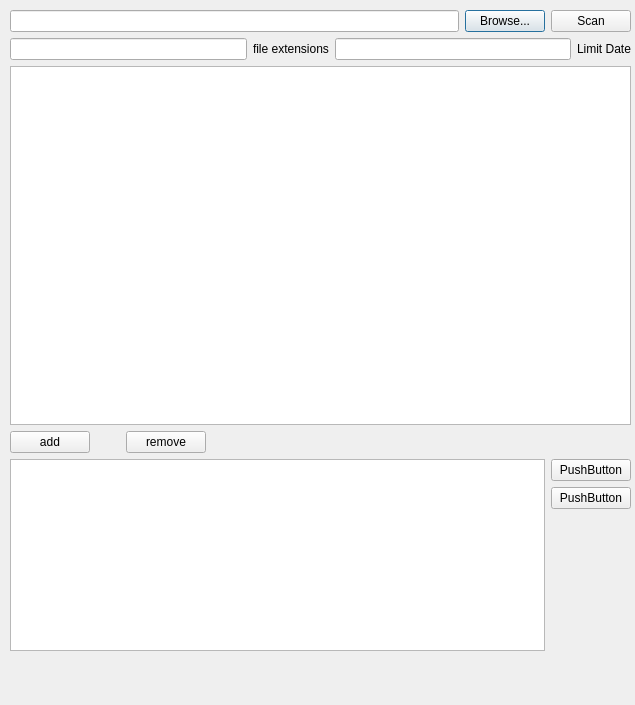
First picture: the form in cache_deleter_designer_ui.ui, repository Matth-D/cache_deleter, before the edit.
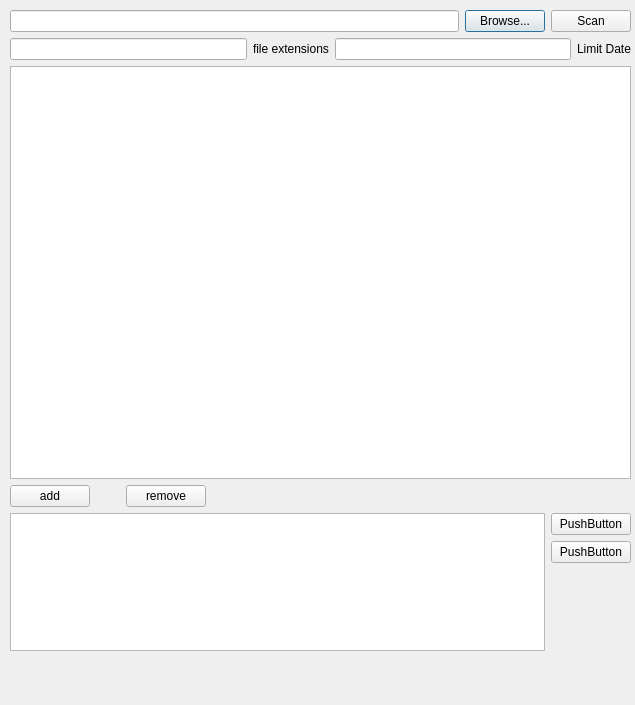
Second picture: the form after the edit.

Diff of the .ui file:
```diff
--- a/cache_deleter_designer_ui.ui
+++ b/cache_deleter_designer_ui.ui
@@ -22,7 +22,7 @@
      <height>641</height>
     </rect>
    </property>
-   <layout class="QVBoxLayout" name="verticalLayout" stretch="0,0,2,0,0">
+   <layout class="QVBoxLayout" name="verticalLayout" stretch="0,0,3,0,1">
     <item>
      <layout class="QHBoxLayout" name="horizontalLayout">
       <item>
```
